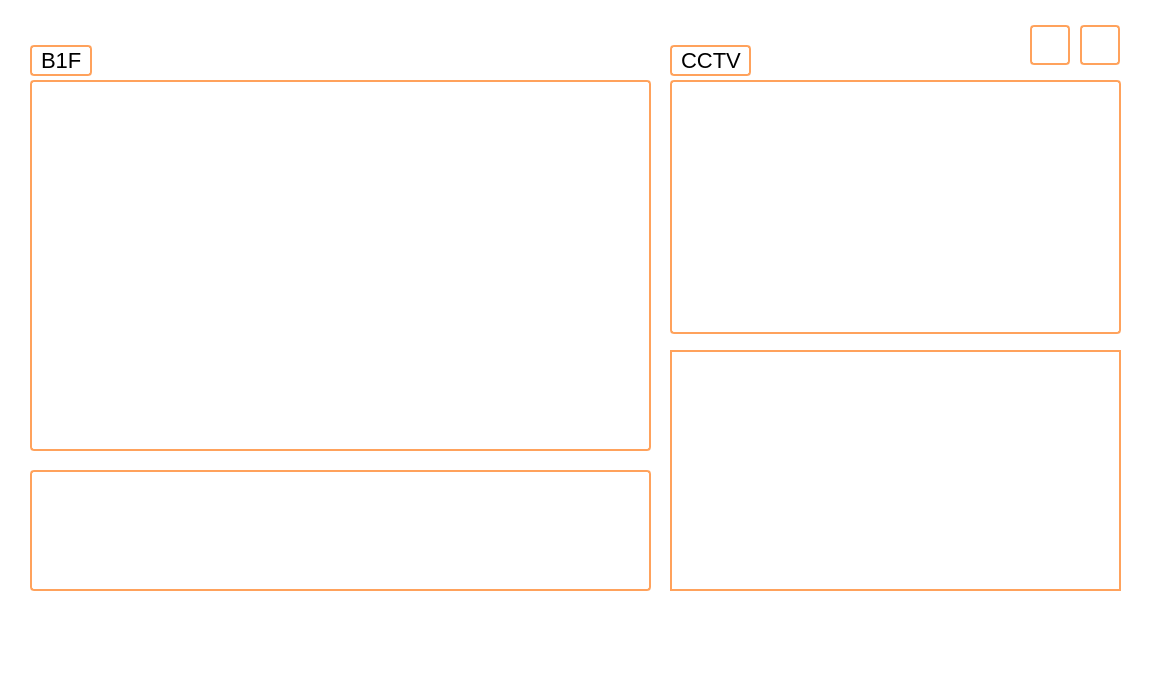
First picture: the form in client/dpgs-client/page2nd.ui, repository yun-daniel/rpi4-dpgs, before the edit.
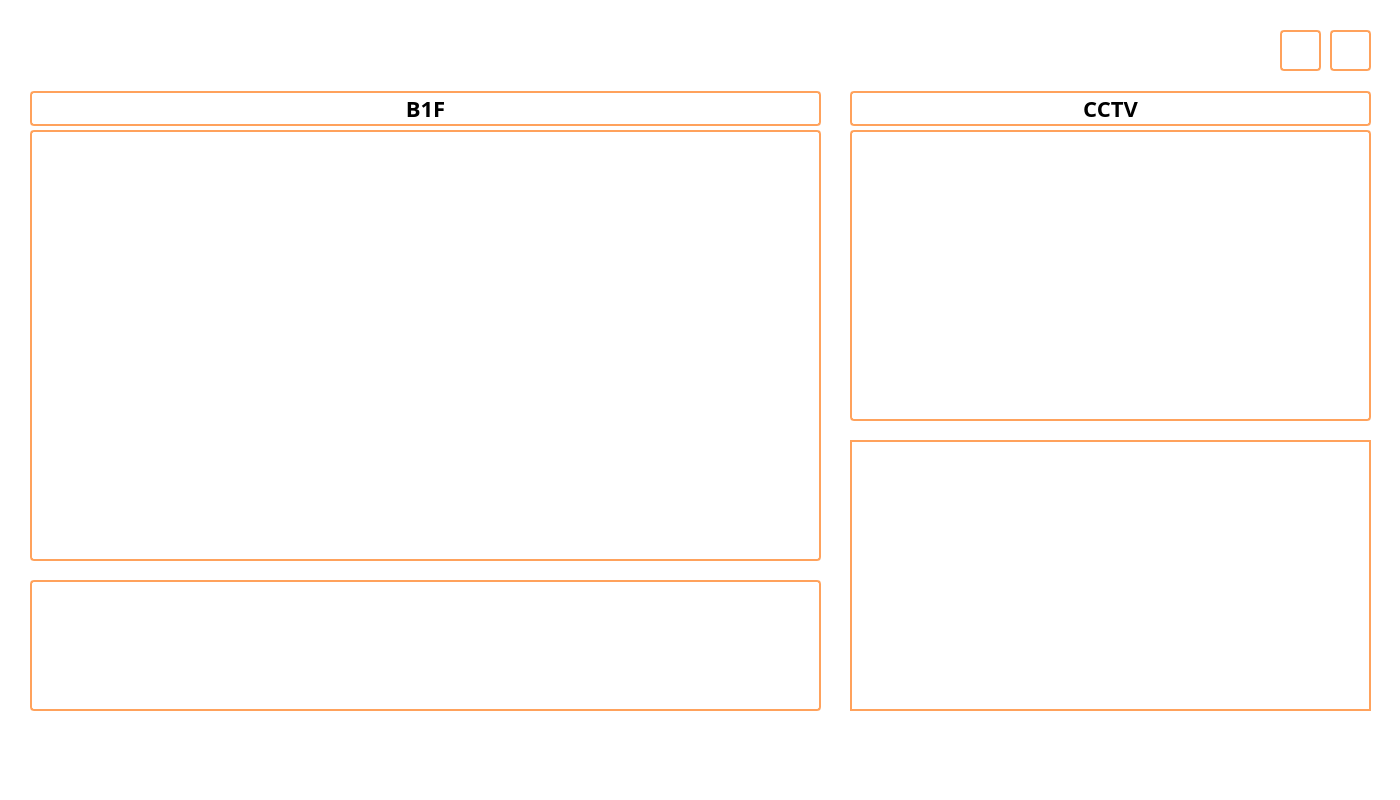
Second picture: the form after the edit. Icons and pictures are not drawn.

What changed in the file:
```diff
--- a/client/dpgs-client/page2nd.ui
+++ b/client/dpgs-client/page2nd.ui
@@ -6,8 +6,8 @@
    <rect>
     <x>0</x>
     <y>0</y>
-    <width>1150</width>
-    <height>680</height>
+    <width>1400</width>
+    <height>800</height>
    </rect>
   </property>
   <property name="windowTitle">
@@ -21,12 +21,17 @@
   <widget class="QPushButton" name="exit_button">
    <property name="geometry">
     <rect>
-     <x>1080</x>
-     <y>25</y>
-     <width>40</width>
-     <height>40</height>
+     <x>1330</x>
+     <y>30</y>
+     <width>41</width>
+     <height>41</height>
     </rect>
    </property>
+   <property name="font">
+    <font>
+     <family>맑은 고딕</family>
+    </font>
+   </property>
    <property name="styleSheet">
     <string notr="true">QPushButton {
     border: 2px solid #FFA25C;
@@ -46,12 +51,17 @@
   <widget class="QLabel" name="label_cctv">
    <property name="geometry">
     <rect>
-     <x>670</x>
-     <y>80</y>
-     <width>451</width>
-     <height>254</height>
+     <x>850</x>
+     <y>130</y>
+     <width>521</width>
+     <height>291</height>
     </rect>
    </property>
+   <property name="font">
+    <font>
+     <family>맑은 고딕</family>
+    </font>
+   </property>
    <property name="styleSheet">
     <string notr="true">border: 2px solid #FFA25C;
 border-radius: 4px;</string>
@@ -64,11 +74,17 @@
    <property name="geometry">
     <rect>
      <x>30</x>
-     <y>470</y>
-     <width>621</width>
-     <height>121</height>
+     <y>580</y>
+     <width>791</width>
+     <height>131</height>
     </rect>
    </property>
+   <property name="font">
+    <font>
+     <family>맑은 고딕</family>
+     <pointsize>10</pointsize>
+    </font>
+   </property>
    <property name="styleSheet">
     <string notr="true">QTableView {
 	border: 2px solid #FFA25C;
@@ -93,9 +109,9 @@
    <property name="geometry">
     <rect>
      <x>30</x>
-     <y>80</y>
-     <width>621</width>
-     <height>371</height>
+     <y>130</y>
+     <width>791</width>
+     <height>431</height>
     </rect>
    </property>
    <property name="sizePolicy">
@@ -110,6 +126,11 @@
      <height>0</height>
     </size>
    </property>
+   <property name="font">
+    <font>
+     <family>맑은 고딕</family>
+    </font>
+   </property>
    <property name="styleSheet">
     <string notr="true">border: 2px solid #FFA25C;
 border-radius: 4px;</string>
@@ -118,12 +139,17 @@
   <widget class="QPushButton" name="logout_button">
    <property name="geometry">
     <rect>
-     <x>1030</x>
-     <y>25</y>
-     <width>40</width>
-     <height>40</height>
+     <x>1280</x>
+     <y>30</y>
+     <width>41</width>
+     <height>41</height>
     </rect>
    </property>
+   <property name="font">
+    <font>
+     <family>맑은 고딕</family>
+    </font>
+   </property>
    <property name="styleSheet">
     <string notr="true">QPushButton {
     border: 2px solid #FFA25C;
@@ -144,11 +170,19 @@
    <property name="geometry">
     <rect>
      <x>30</x>
-     <y>45</y>
-     <width>62</width>
-     <height>31</height>
+     <y>91</y>
+     <width>791</width>
+     <height>35</height>
     </rect>
    </property>
+   <property name="font">
+    <font>
+     <family>맑은 고딕</family>
+     <pointsize>-1</pointsize>
+     <italic>false</italic>
+     <bold>true</bold>
+    </font>
+   </property>
    <property name="styleSheet">
     <string notr="true">QLabel {
     color: black;
@@ -163,16 +197,26 @@
    <property name="text">
     <string>B1F</string>
    </property>
+   <property name="alignment">
+    <set>Qt::AlignmentFlag::AlignCenter</set>
+   </property>
   </widget>
   <widget class="QLabel" name="label_cctv_2">
    <property name="geometry">
     <rect>
-     <x>670</x>
-     <y>45</y>
-     <width>81</width>
-     <height>31</height>
+     <x>850</x>
+     <y>91</y>
+     <width>521</width>
+     <height>35</height>
     </rect>
    </property>
+   <property name="font">
+    <font>
+     <family>맑은 고딕</family>
+     <pointsize>-1</pointsize>
+     <bold>true</bold>
+    </font>
+   </property>
    <property name="styleSheet">
     <string notr="true">QLabel {
     color: black;
@@ -187,16 +231,25 @@
    <property name="text">
     <string>CCTV</string>
    </property>
+   <property name="alignment">
+    <set>Qt::AlignmentFlag::AlignCenter</set>
+   </property>
   </widget>
   <widget class="QListWidget" name="logList">
    <property name="geometry">
     <rect>
-     <x>670</x>
-     <y>350</y>
-     <width>451</width>
-     <height>241</height>
+     <x>850</x>
+     <y>440</y>
+     <width>521</width>
+     <height>271</height>
     </rect>
    </property>
+   <property name="font">
+    <font>
+     <family>맑은 고딕</family>
+     <pointsize>10</pointsize>
+    </font>
+   </property>
    <property name="styleSheet">
     <string notr="true">border: 2px solid #FFA25C;</string>
    </property>
```
